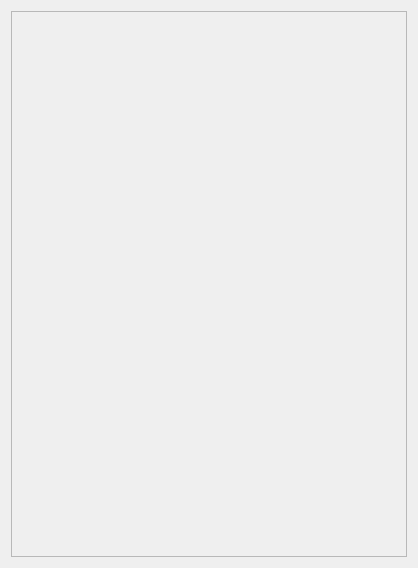
First picture: the form in python/app/widgets/reply_widget/resources/reply_list_widget.ui, repository shotgunsoftware/tk-multi-shotgunpanel, before the edit.
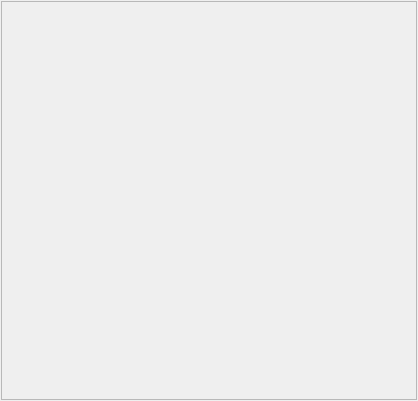
Second picture: the form after the edit. Icons and pictures are not drawn. Custom widgets are drawn as their Qt base class.

Commit message: UI tweaks to reply dialog.

Diff of the .ui file:
```diff
--- a/python/app/widgets/reply_widget/resources/reply_list_widget.ui
+++ b/python/app/widgets/reply_widget/resources/reply_list_widget.ui
@@ -7,13 +7,19 @@
     <x>0</x>
     <y>0</y>
     <width>418</width>
-    <height>568</height>
+    <height>401</height>
    </rect>
   </property>
   <property name="windowTitle">
    <string>Form</string>
   </property>
   <layout class="QVBoxLayout" name="verticalLayout">
+   <property name="spacing">
+    <number>1</number>
+   </property>
+   <property name="margin">
+    <number>1</number>
+   </property>
    <item>
     <widget class="QScrollArea" name="reply_scroll_area">
      <property name="widgetResizable">
@@ -24,14 +30,56 @@
        <rect>
         <x>0</x>
         <y>0</y>
-        <width>392</width>
-        <height>542</height>
+        <width>414</width>
+        <height>397</height>
        </rect>
       </property>
       <layout class="QVBoxLayout" name="verticalLayout_17">
        <item>
         <layout class="QVBoxLayout" name="reply_layout"/>
        </item>
+       <item>
+        <layout class="QHBoxLayout" name="horizontalLayout">
+         <item>
+          <widget class="QLabel" name="thumbnail_2">
+           <property name="minimumSize">
+            <size>
+             <width>60</width>
+             <height>60</height>
+            </size>
+           </property>
+           <property name="maximumSize">
+            <size>
+             <width>60</width>
+             <height>60</height>
+            </size>
+           </property>
+           <property name="text">
+            <string/>
+           </property>
+           <property name="pixmap">
+            <pixmap resource="resources.qrc">:/tk_multi_infopanel_reply_widget/default_user.png</pixmap>
+           </property>
+           <property name="scaledContents">
+            <bool>true</bool>
+           </property>
+           <property name="alignment">
+            <set>Qt::AlignHCenter|Qt::AlignTop</set>
+           </property>
+          </widget>
+         </item>
+         <item>
+          <widget class="NoteInputWidget" name="entity_note_input" native="true">
+           <property name="minimumSize">
+            <size>
+             <width>0</width>
+             <height>40</height>
+            </size>
+           </property>
+          </widget>
+         </item>
+        </layout>
+       </item>
        <item>
         <spacer name="verticalSpacer">
          <property name="orientation">
@@ -51,6 +99,14 @@
    </item>
   </layout>
  </widget>
+ <customwidgets>
+  <customwidget>
+   <class>NoteInputWidget</class>
+   <extends>QWidget</extends>
+   <header>...note_input_widget</header>
+   <container>1</container>
+  </customwidget>
+ </customwidgets>
  <resources>
   <include location="resources.qrc"/>
  </resources>
```
The commit also changes 8 other files.
